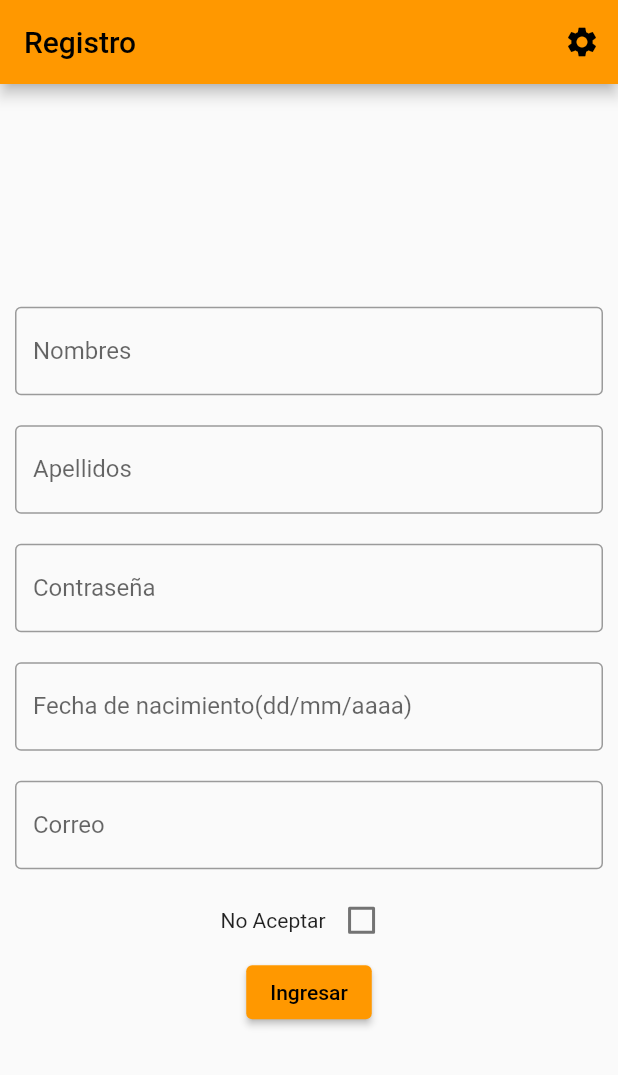
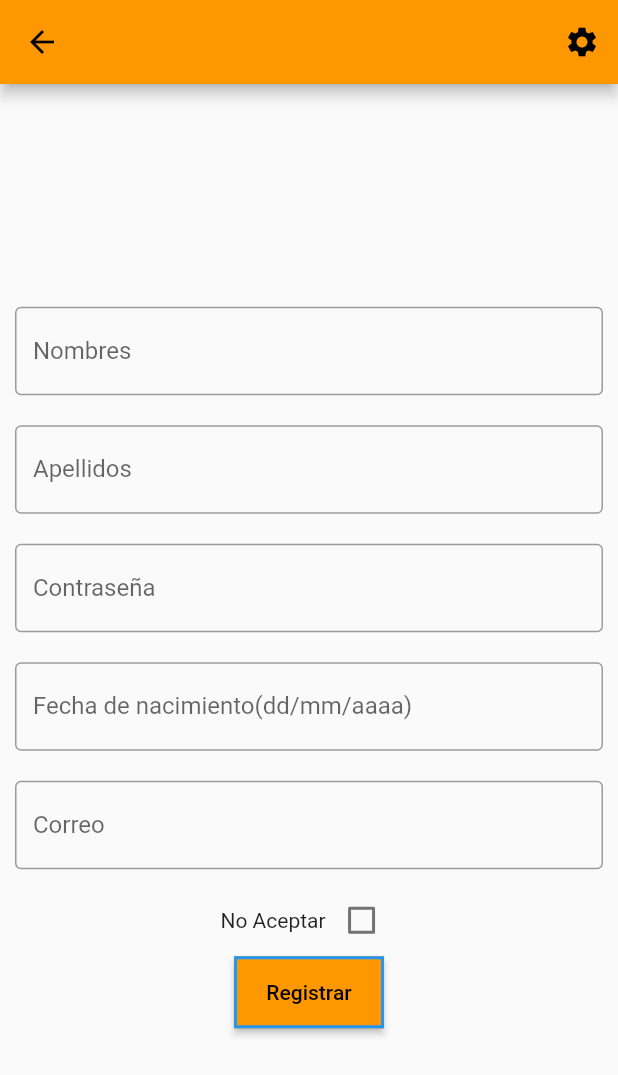
Before and after one commit to NEOS52/CICLO4EQUIPO10-, a Flutter app: the screen it shows after launch, after a tap on "Registrar", on a phone screen of 412 x 824 dp. Shown: the top 1075 px of the screen. Run offline on Flutter 3.47's test engine with Material 2 defaults, Android fonts, the phone set to English and light mode, and no system bars; network calls fail.

Commit message:
Validacion formulario registro

```diff
--- a/lib/main.dart
+++ b/lib/main.dart
@@ -109,7 +109,9 @@ class _MyHomePageState extends State<MyHomePage> {
                   Navigator.push(
                       context,
                       MaterialPageRoute(
-                          builder: (context) => const Registro()));
+                          builder: (context) => const FormPage(
+                                title: '',
+                              )));
                 },
                 child: const Text('Registrar'))
           ],
--- a/lib/registro.dart
+++ b/lib/registro.dart
@@ -1,33 +1,29 @@
 import 'package:flutter/material.dart';
 import 'package:proyectoapp/main.dart';
 
-class Registro extends StatelessWidget {
-  const Registro({Key? key}) : super(key: key);
+class FormPage extends StatefulWidget {
+  const FormPage({Key? key, required this.title}) : super(key: key);
 
+  final String title;
   @override
-  Widget build(BuildContext context) {
-    return MaterialApp(
-      title: 'Registro',
-      theme: ThemeData(
-        //brightness: Brightness.dark, //tema oscuro para la app
-        primarySwatch: Colors.orange,
-      ),
-      home: const MyHomePage(title: 'Registro'),
-    );
-  }
+  _FormPageState createState() => _FormPageState();
 }
 
-class MyHomePage extends StatefulWidget {
-  const MyHomePage({Key? key, required this.title}) : super(key: key);
+//class MyHomePage extends StatefulWidget {
+//const MyHomePage({Key? key, required this.title}) : super(key: key);
 
-  final String title;
+//final String title;
 
-  @override
-  State<MyHomePage> createState() => _MyHomePageState();
-}
+// @override
+// State<MyHomePage> createState() => _MyHomePageState();
+//}
 
-class _MyHomePageState extends State<MyHomePage> {
+class _FormPageState extends State<FormPage> {
+  late String name, email, phone, fullname;
   bool _selected = false;
+  TextEditingController password = TextEditingController();
+  TextEditingController confirmpassword = TextEditingController();
+  final GlobalKey<FormState> _formkey = GlobalKey<FormState>();
 
   @override
   Widget build(BuildContext context) {
@@ -43,42 +39,69 @@ class _MyHomePageState extends State<MyHomePage> {
           ],
         ),
         body: Center(
+            child: SingleChildScrollView(
+          child: Form(
+            key: _formkey,
             child: Column(
               mainAxisAlignment: MainAxisAlignment.center,
               children: <Widget>[
                 Container(
                   margin: const EdgeInsets.all(10.0),
-              child: TextField(
+                  child: TextFormField(
+                    keyboardType: TextInputType.text,
                     decoration: const InputDecoration(
                       labelText: 'Nombres',
                       border: OutlineInputBorder(),
                     ),
-                  onChanged: (text) {
-                    //print('$text');
-                  }),
+                    validator: (value) {
+                      if (value!.isEmpty) {
+                        return 'Please Enter Name';
+                      }
+                      return null;
+                    },
+                    onSaved: (value) {
+                      name = value!;
+                    },
+                  ),
                 ),
                 Container(
                   margin: const EdgeInsets.all(10.0),
-              child: TextField(
+                  child: TextFormField(
                     decoration: const InputDecoration(
                       labelText: 'Apellidos',
                       border: OutlineInputBorder(),
                     ),
-                  onChanged: (text) {
-                    //print('$text');
-                  }),
+                    validator: (value) {
+                      if (value!.isEmpty) {
+                        return 'Please Enter Name';
+                      }
+                      return null;
+                    },
+                    onSaved: (value) {
+                      fullname = value!;
+                    },
+                  ),
                 ),
                 Container(
                   margin: const EdgeInsets.all(10.0),
-              child: TextField(
+                  child: TextFormField(
                     obscureText: true,
                     decoration: const InputDecoration(
                       labelText: 'Contraseña',
                       border: OutlineInputBorder(),
                     ),
-                  onChanged: (text) {
-                    //print('$text');
-                  }),
+                    validator: (value) {
+                      if (value!.isEmpty) {
+                        return 'Please a Enter Password';
+                      }
+                      if (!RegExp("^[a-zA-Z0-9+_.-]").hasMatch(value)) {
+                        return 'Please a Enter Password valido';
+                      } else if (value.length <= 8) {
+                        return "La contraseña debe  debe tener 8 o mas caracteres";
+                      }
+                      return null;
+                    },
+                  ),
                 ),
                 Container(
                   margin: const EdgeInsets.all(10.0),
@@ -93,14 +116,25 @@ class _MyHomePageState extends State<MyHomePage> {
                 ),
                 Container(
                   margin: const EdgeInsets.all(10.0),
-              child: TextField(
+                  child: TextFormField(
                     decoration: const InputDecoration(
                       labelText: 'Correo',
                       border: OutlineInputBorder(),
                     ),
-                  onChanged: (text) {
-                    //print('$text');
-                  }),
+                    validator: (value) {
+                      if (value!.isEmpty) {
+                        return 'Please a Enter';
+                      }
+                      if (!RegExp("^[a-zA-Z0-9+_.-]+@[a-zA-Z0-9.-]+.[a-z]")
+                          .hasMatch(value)) {
+                        return 'Please a valid Email';
+                      }
+                      return null;
+                    },
+                    onSaved: (value) {
+                      email = value!;
+                    },
+                  ),
                 ),
                 Row(
                   mainAxisAlignment: MainAxisAlignment.center,
@@ -115,15 +149,33 @@ class _MyHomePageState extends State<MyHomePage> {
                         })
                   ],
                 ),
-            ElevatedButton(
+                SizedBox(
+                  width: 100,
+                  height: 48,
+                  child: RaisedButton(
+                    color: Colors.orange,
                     onPressed: () {
-                  Navigator.push(context,
-                      MaterialPageRoute(builder: (context) => const MyApp()));
+                      if (_formkey.currentState!.validate()) {
+                        print("successful");
+                        Navigator.push(
+                            context,
+                            MaterialPageRoute(
+                                builder: (context) => const MyApp()));
+                        return;
+                      } else {
+                        print("UnSuccessfull");
+                      }
                     },
-                child: const Text('Ingresar')),
+                    shape: const RoundedRectangleBorder(
+                        //borderRadius: BorderRadius.circular(50.0),
+                        side: BorderSide(color: Colors.blue, width: 2)),
+                    textColor: Colors.black,
+                    child: const Text("Registrar"),
+                  ),
+                )
               ],
             ),
           ),
-    );
+        )));
   }
 }
```
Lines whose indentation alone changed are shown as unchanged.
